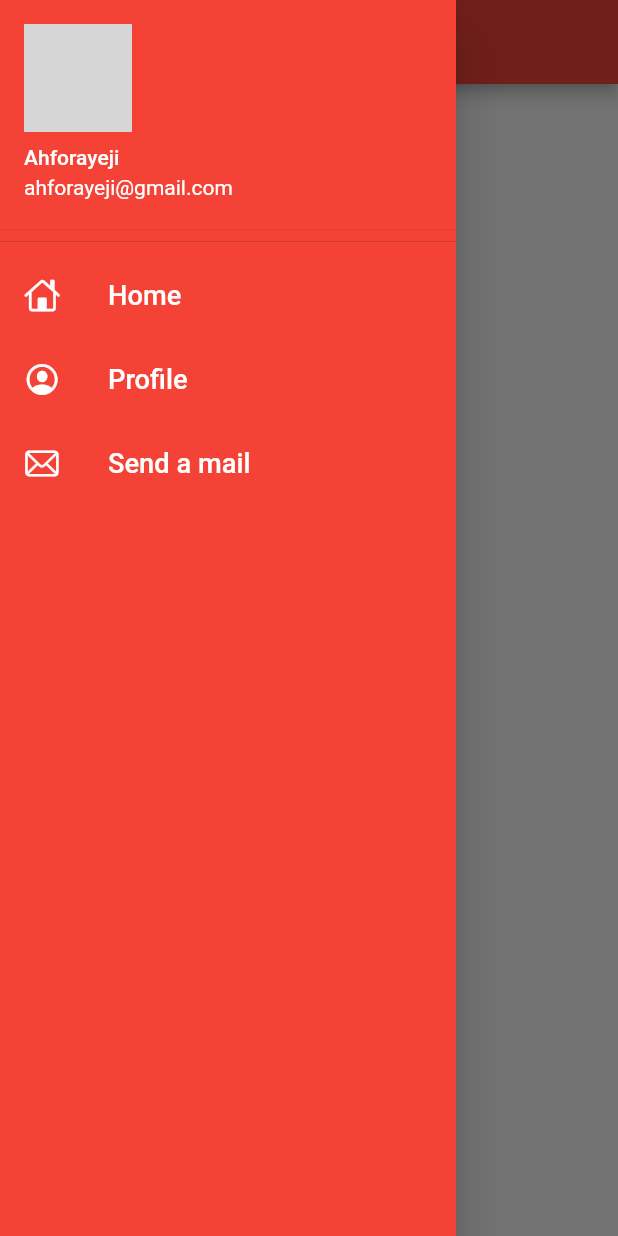
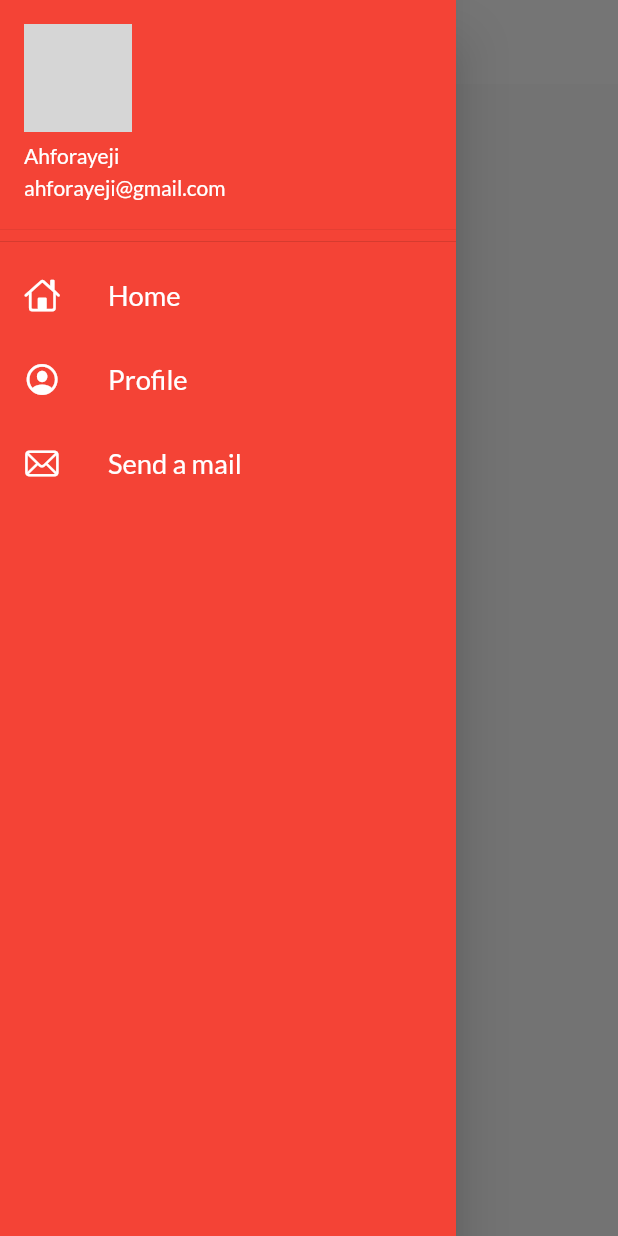
Before and after one commit to ahforayeji/pfdaytoday, a Flutter app: the screen it shows after launch, with the side drawer open, on a phone screen of 412 x 824 dp. Run offline on Flutter 3.47's test engine with Material 2 defaults, Android fonts, the phone set to English and light mode, and no system bars; our stand-ins replace google_fonts; network calls fail; grey boxes are pictures that could not be loaded.

Commit message:
Theme saperated

```diff
--- a/lib/main.dart
+++ b/lib/main.dart
@@ -1,5 +1,6 @@
 import 'package:flutter/material.dart';
 import 'package:tutorial_project/utlis/routes.dart';
+import 'package:tutorial_project/widgets/themes.dart';
 import 'pages/homepage.dart';
 import 'pages/login_page.dart';
 import 'package:google_fonts/google_fonts.dart';
@@ -14,10 +15,7 @@ class MyApp extends StatelessWidget {
   @override
   Widget build(BuildContext context) {
     return MaterialApp(
-      theme: ThemeData(
-        primarySwatch: Colors.red,
-        fontFamily: GoogleFonts.lato().fontFamily,
-      ),
+      theme: CustomTheme.themedata(context),
       debugShowCheckedModeBanner: false,
       initialRoute: AppRoutes.homeRoute,
       routes: {
--- a/lib/pages/homepage.dart
+++ b/lib/pages/homepage.dart
@@ -7,22 +7,12 @@ class HomePage extends StatelessWidget {
 
   @override
   Widget build(BuildContext context) {
-    return MaterialApp(
-      home: LoginedHome(),
-      theme: ThemeData(primarySwatch: Colors.red),
-      debugShowCheckedModeBanner: false,
-    );
-  }
-}
-
-class LoginedHome extends StatelessWidget {
-  const LoginedHome({Key? key}) : super(key: key);
-
-  @override
-  Widget build(BuildContext context) {
     return Scaffold(
       appBar: AppBar(
-        title: Text("Welcome"),
+        title: Text(
+          "Welcome",
+          style: TextStyle(color: Colors.red),
+        ),
       ),
       drawer: MyDrawer(),
     );
--- /dev/null
+++ b/lib/widgets/themes.dart
@@ -0,0 +1,17 @@
+import 'package:flutter/material.dart';
+import 'package:google_fonts/google_fonts.dart';
+
+class CustomTheme {
+  static ThemeData themedata(BuildContext context) => ThemeData(
+        primarySwatch: Colors.red,
+        fontFamily: GoogleFonts.lato().fontFamily,
+        appBarTheme: AppBarTheme(
+            color: Colors.white,
+            elevation: 0,
+            iconTheme: const IconThemeData(
+              color: Colors.red,
+            ),
+            // ignore: deprecated_member_use
+            textTheme: Theme.of(context).textTheme),
+      );
+}
```
